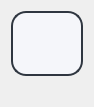
Old version of the form CarMachineSystem/appbt.ui in the repository 1bailan/Car-machine-system.
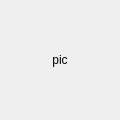
New version of the form.

```diff
--- a/CarMachineSystem/appbt.ui
+++ b/CarMachineSystem/appbt.ui
@@ -6,64 +6,24 @@
    <rect>
     <x>0</x>
     <y>0</y>
-    <width>94</width>
-    <height>107</height>
+    <width>120</width>
+    <height>120</height>
    </rect>
   </property>
   <property name="windowTitle">
    <string>Form</string>
   </property>
-  <layout class="QVBoxLayout" name="verticalLayout" stretch="5,1">
+  <property name="styleSheet">
+   <string notr="true"/>
+  </property>
+  <layout class="QVBoxLayout" name="verticalLayout">
    <item>
-    <widget class="QPushButton" name="PicBt">
-     <property name="sizePolicy">
-      <sizepolicy hsizetype="Minimum" vsizetype="Minimum">
-       <horstretch>0</horstretch>
-       <verstretch>0</verstretch>
-      </sizepolicy>
-     </property>
+    <widget class="QLabel" name="picLb">
      <property name="styleSheet">
-      <string notr="true">QPushButton{
-	font: 10pt &quot;微软雅黑&quot;;
-    color: #2f3640;
-    background-color: #f5f6fa;
-    border-color: #2f3640;
-    border-radius: 15px;
-    border-style: solid;
-    border-width: 2px;
-    padding: 5px;
-}
-
-/**鼠标停留在按钮上的样式**/
-QPushButton::hover{	
-    color: #FFFFFF;
-    background-color: #718093;
-    border-color: #2f3640;
-}
-
-/**鼠标按压下去的样式**/
-QPushButton::pressed,QPushButton::checked{
-    color: #FFFFFF;
-    background-color: qlineargradient(spread:pad, x1:0, y1:0, x2:0, y2:1, stop:0 #273c75, stop:1 #487eb0);
-}
-
-/**按钮失能情况下样式**/
-QPushButton::disabled{
-    color: #FFFFFF;
-    background-color: #dcdde1;
-    border-color: #dcdde1;
-}
-</string>
+      <string notr="true"/>
      </property>
      <property name="text">
-      <string/>
-     </property>
-    </widget>
-   </item>
-   <item>
-    <widget class="QLabel" name="nameLb">
-     <property name="text">
-      <string/>
+      <string>pic</string>
      </property>
      <property name="alignment">
       <set>Qt::AlignCenter</set>
```
